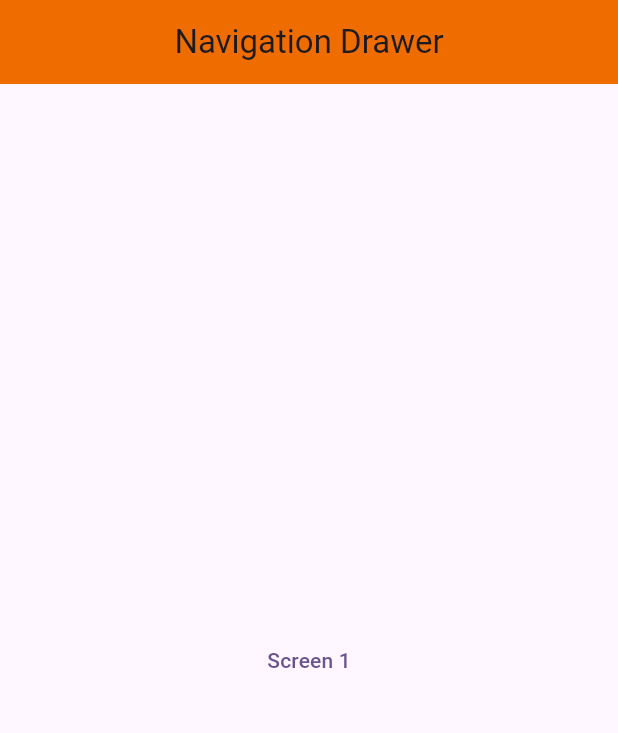
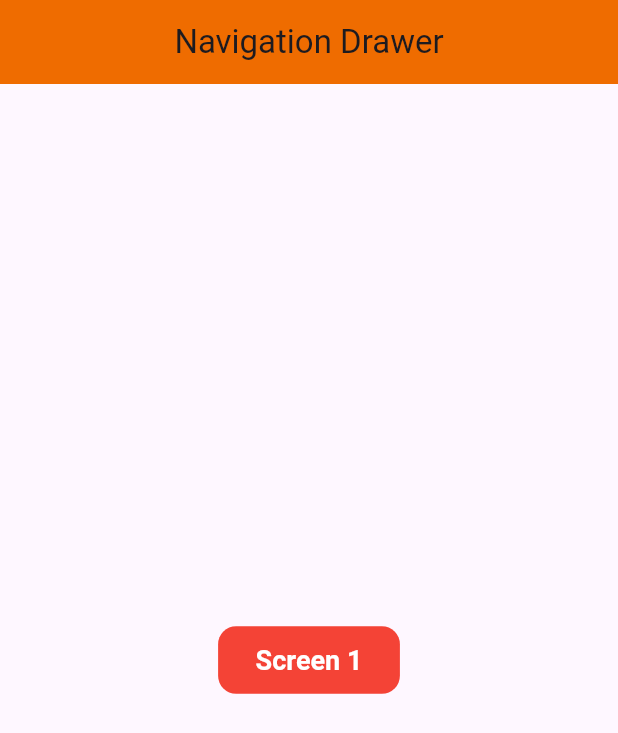
Before and after one commit to AfaqAhmad781/NavigationDrawer-C-and-A, a Flutter app: the screen it shows after launch, on a phone screen of 412 x 824 dp. Shown: the top 733 px of the screen. Run offline on Flutter 3.47's test engine with Material 3 defaults, Android fonts, the phone set to English and light mode, and no system bars.

Commit message:
Tried to play with TextButton() styles

```diff
--- a/lib/home_screen.dart
+++ b/lib/home_screen.dart
@@ -22,6 +22,21 @@ class _HomeScreenState extends State<HomeScreen> {
         children: [
           Center(
             child: TextButton(
+              style: TextButton.styleFrom(
+                foregroundColor: Colors.white,
+                backgroundColor: Colors.red,
+                padding: EdgeInsets.symmetric(
+                  horizontal: 25,
+                  vertical: 12,
+                ),
+                shape: RoundedRectangleBorder(
+                  borderRadius: BorderRadius.circular(12),
+                ),
+                textStyle: TextStyle(
+                  fontSize: 18,
+                  fontWeight: FontWeight.bold,
+                ),
+              ),
               onPressed: (){
                 Navigator.push(
                   context, MaterialPageRoute(builder: (context) => Screen2 ())
```
